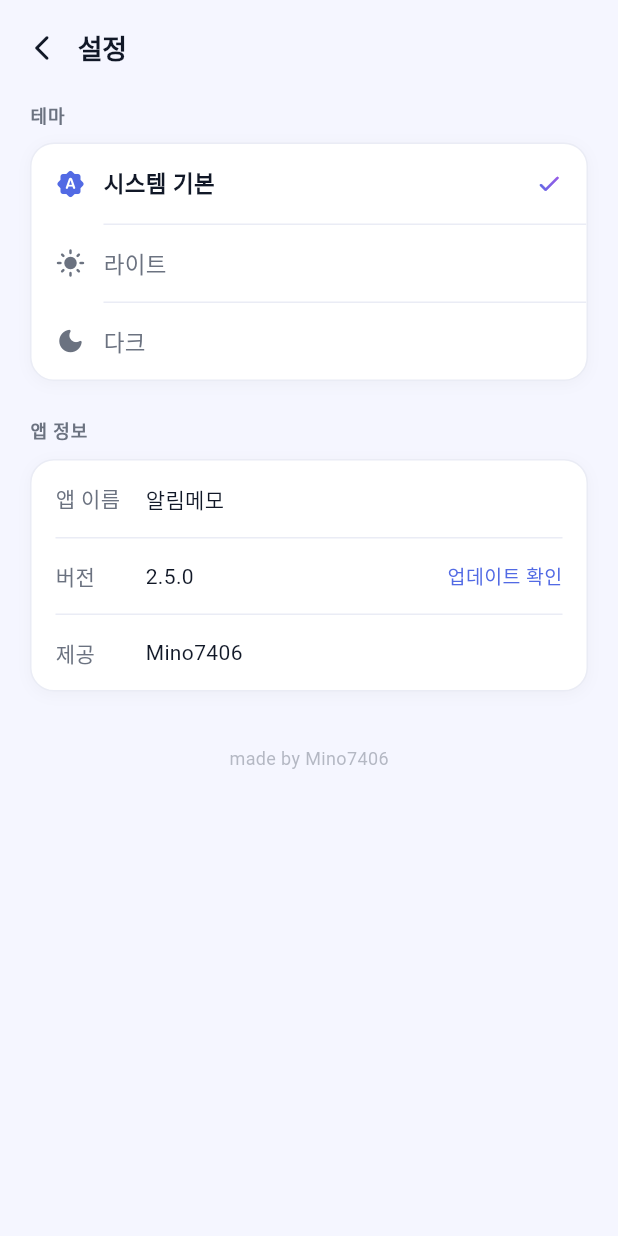
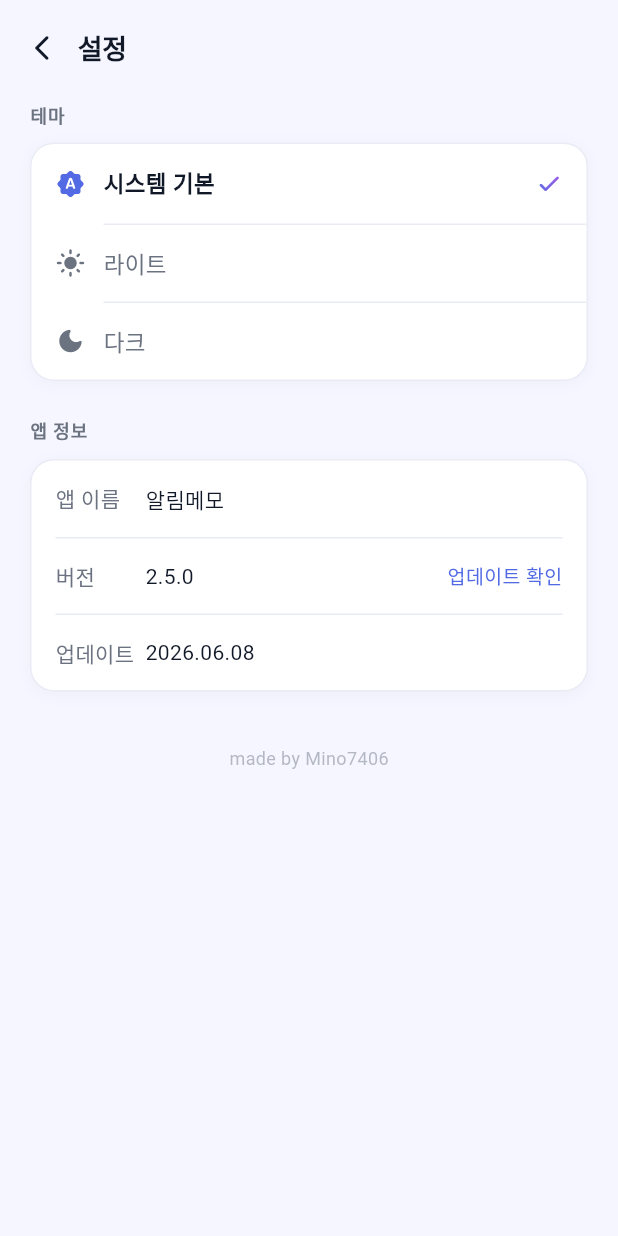
Before and after one commit to Mino7406/NotiMemo, a Flutter app: the screen it shows after launch, after a tap on the "settings" icon, on a phone screen of 412 x 824 dp. Run offline on Flutter 3.47's test engine with Material 3 defaults, Android fonts, the phone set to English and light mode, and no system bars; our stand-ins replace package_info_plus, permission_handler, shared_preferences; network calls fail.

Commit message:
셋팅 스크린

```diff
--- a/lib/screens/settings_screen.dart
+++ b/lib/screens/settings_screen.dart
@@ -210,11 +210,11 @@ class _AppInfoCard extends StatelessWidget {
             ),
             Divider(height: 1, thickness: 1, indent: 16, endIndent: 16, color: dividerColor),
             _InfoRow(
-              label: '제공',
+              label: '업데이트',
               textColor: textColor,
               subColor: subColor,
               trailing: Text(
-                'Mino7406',
+                '2026.06.08',
                 style: TextStyle(fontSize: 14, color: textColor),
               ),
             ),
```
